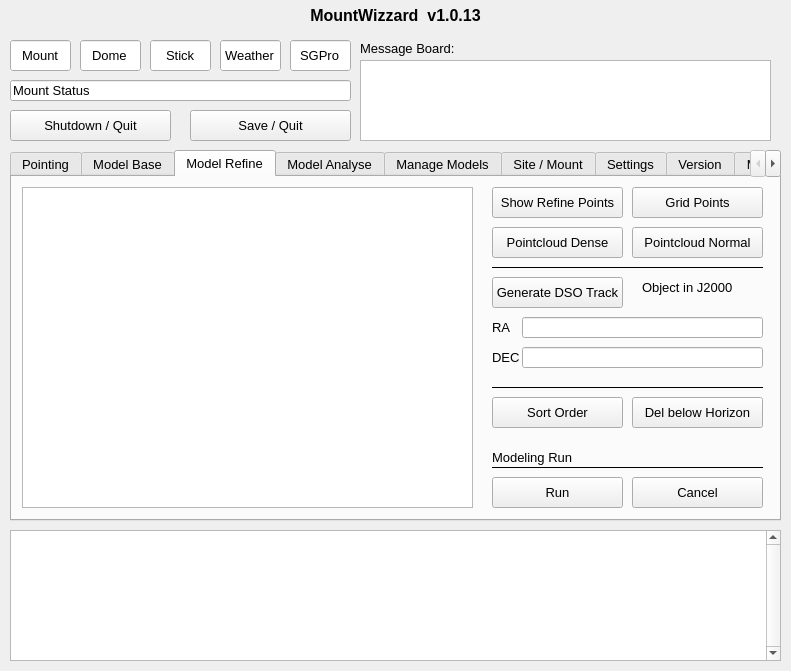
Before: the Qt Designer form mountwizzard/support/mount_ui.ui in sayitfast/MountWizzard3, drawn with Qt 5.
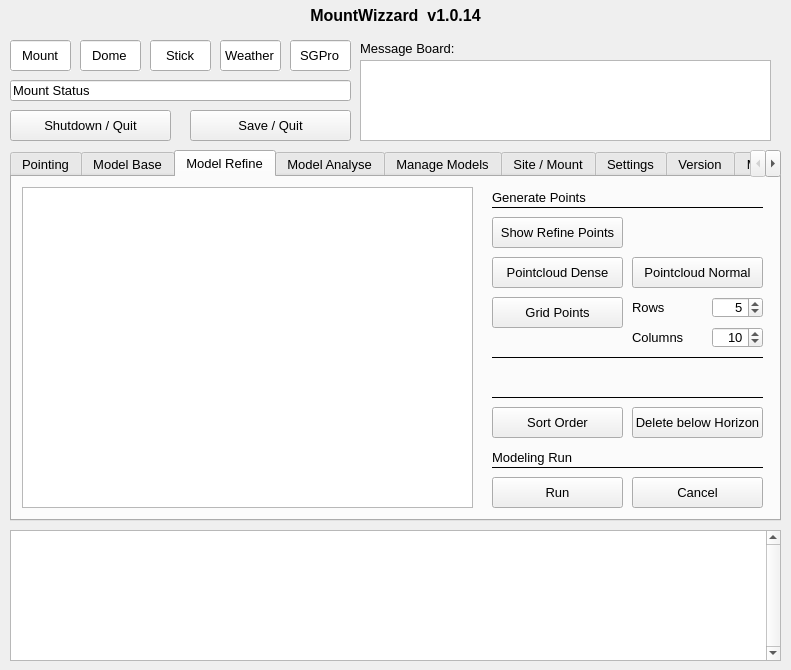
After: the same form once the commit is applied. The open tabs and pages were chosen to show the change.

Commit message: Grid point configurable,

The edit to the form file:
```diff
--- a/mountwizzard/support/mount_ui.ui
+++ b/mountwizzard/support/mount_ui.ui
@@ -14,7 +14,7 @@
     <x>0</x>
     <y>0</y>
     <width>791</width>
-    <height>671</height>
+    <height>670</height>
    </rect>
   </property>
   <property name="sizePolicy">
@@ -1602,7 +1602,7 @@
      <property name="geometry">
       <rect>
        <x>480</x>
-       <y>220</y>
+       <y>230</y>
        <width>131</width>
        <height>31</height>
       </rect>
@@ -1634,7 +1634,7 @@
      <property name="geometry">
       <rect>
        <x>480</x>
-       <y>10</y>
+       <y>40</y>
        <width>131</width>
        <height>31</height>
       </rect>
@@ -1646,177 +1646,6 @@
       <string>Show Refine Points</string>
      </property>
     </widget>
-    <widget class="QPushButton" name="btn_generateDSOPoints">
-     <property name="geometry">
-      <rect>
-       <x>480</x>
-       <y>100</y>
-       <width>131</width>
-       <height>31</height>
-      </rect>
-     </property>
-     <property name="toolTip">
-      <string>Generates refinment point along DSO track</string>
-     </property>
-     <property name="text">
-      <string>Generate DSO Track</string>
-     </property>
-    </widget>
-    <widget class="QLineEdit" name="le_trackDEC">
-     <property name="geometry">
-      <rect>
-       <x>510</x>
-       <y>170</y>
-       <width>241</width>
-       <height>21</height>
-      </rect>
-     </property>
-     <property name="font">
-      <font>
-       <family>Courier</family>
-       <pointsize>10</pointsize>
-       <weight>75</weight>
-       <bold>true</bold>
-      </font>
-     </property>
-     <property name="mouseTracking">
-      <bool>false</bool>
-     </property>
-     <property name="acceptDrops">
-      <bool>false</bool>
-     </property>
-     <property name="toolTip">
-      <string>Dec of DSO object</string>
-     </property>
-     <property name="layoutDirection">
-      <enum>Qt::RightToLeft</enum>
-     </property>
-     <property name="alignment">
-      <set>Qt::AlignLeading|Qt::AlignLeft|Qt::AlignVCenter</set>
-     </property>
-     <property name="readOnly">
-      <bool>false</bool>
-     </property>
-    </widget>
-    <widget class="QLabel" name="label_87">
-     <property name="geometry">
-      <rect>
-       <x>480</x>
-       <y>170</y>
-       <width>31</width>
-       <height>21</height>
-      </rect>
-     </property>
-     <property name="font">
-      <font>
-       <pointsize>10</pointsize>
-      </font>
-     </property>
-     <property name="text">
-      <string>DEC</string>
-     </property>
-    </widget>
-    <widget class="QLineEdit" name="le_trackRA">
-     <property name="geometry">
-      <rect>
-       <x>510</x>
-       <y>140</y>
-       <width>241</width>
-       <height>21</height>
-      </rect>
-     </property>
-     <property name="font">
-      <font>
-       <family>Courier</family>
-       <pointsize>10</pointsize>
-       <weight>75</weight>
-       <bold>true</bold>
-      </font>
-     </property>
-     <property name="mouseTracking">
-      <bool>false</bool>
-     </property>
-     <property name="acceptDrops">
-      <bool>false</bool>
-     </property>
-     <property name="toolTip">
-      <string>RA of DSO object</string>
-     </property>
-     <property name="layoutDirection">
-      <enum>Qt::RightToLeft</enum>
-     </property>
-     <property name="readOnly">
-      <bool>false</bool>
-     </property>
-    </widget>
-    <widget class="QLabel" name="label_88">
-     <property name="geometry">
-      <rect>
-       <x>480</x>
-       <y>140</y>
-       <width>31</width>
-       <height>21</height>
-      </rect>
-     </property>
-     <property name="font">
-      <font>
-       <pointsize>10</pointsize>
-      </font>
-     </property>
-     <property name="text">
-      <string>RA</string>
-     </property>
-    </widget>
-    <widget class="QLabel" name="label_89">
-     <property name="geometry">
-      <rect>
-       <x>630</x>
-       <y>100</y>
-       <width>131</width>
-       <height>21</height>
-      </rect>
-     </property>
-     <property name="font">
-      <font>
-       <pointsize>10</pointsize>
-      </font>
-     </property>
-     <property name="text">
-      <string>Object in J2000</string>
-     </property>
-    </widget>
-    <widget class="Line" name="line_20">
-     <property name="geometry">
-      <rect>
-       <x>480</x>
-       <y>80</y>
-       <width>271</width>
-       <height>21</height>
-      </rect>
-     </property>
-     <property name="frameShadow">
-      <enum>QFrame::Plain</enum>
-     </property>
-     <property name="orientation">
-      <enum>Qt::Horizontal</enum>
-     </property>
-    </widget>
-    <widget class="Line" name="line_21">
-     <property name="geometry">
-      <rect>
-       <x>480</x>
-       <y>200</y>
-       <width>271</width>
-       <height>21</height>
-      </rect>
-     </property>
-     <property name="frameShadow">
-      <enum>QFrame::Plain</enum>
-     </property>
-     <property name="orientation">
-      <enum>Qt::Horizontal</enum>
-     </property>
-    </widget>
     <widget class="Line" name="line_22">
      <property name="geometry">
       <rect>
@@ -1837,7 +1666,7 @@
      <property name="geometry">
       <rect>
        <x>620</x>
-       <y>220</y>
+       <y>230</y>
        <width>131</width>
        <height>31</height>
       </rect>
@@ -1846,14 +1675,14 @@
       <string>Delete all points below the horizon line from horizone file</string>
      </property>
      <property name="text">
-      <string>Del below Horizon</string>
+      <string>Delete below Horizon</string>
      </property>
     </widget>
     <widget class="QPushButton" name="btn_generateDensePoints">
      <property name="geometry">
       <rect>
        <x>480</x>
-       <y>50</y>
+       <y>80</y>
        <width>131</width>
        <height>31</height>
       </rect>
@@ -1869,7 +1698,7 @@
      <property name="geometry">
       <rect>
        <x>620</x>
-       <y>50</y>
+       <y>80</y>
        <width>131</width>
        <height>31</height>
       </rect>
@@ -1900,8 +1729,8 @@
     <widget class="QPushButton" name="btn_generateGridPoints">
      <property name="geometry">
       <rect>
-       <x>620</x>
-       <y>10</y>
+       <x>480</x>
+       <y>120</y>
        <width>131</width>
        <height>31</height>
       </rect>
@@ -1931,6 +1760,164 @@
       <string>Modeling Run</string>
      </property>
     </widget>
+    <widget class="Line" name="line_26">
+     <property name="geometry">
+      <rect>
+       <x>480</x>
+       <y>170</y>
+       <width>271</width>
+       <height>21</height>
+      </rect>
+     </property>
+     <property name="frameShadow">
+      <enum>QFrame::Plain</enum>
+     </property>
+     <property name="orientation">
+      <enum>Qt::Horizontal</enum>
+     </property>
+    </widget>
+    <widget class="QLabel" name="label_178">
+     <property name="geometry">
+      <rect>
+       <x>620</x>
+       <y>120</y>
+       <width>61</width>
+       <height>21</height>
+      </rect>
+     </property>
+     <property name="font">
+      <font>
+       <pointsize>10</pointsize>
+      </font>
+     </property>
+     <property name="text">
+      <string>Rows</string>
+     </property>
+    </widget>
+    <widget class="QDoubleSpinBox" name="numberGridPointsRow">
+     <property name="geometry">
+      <rect>
+       <x>700</x>
+       <y>120</y>
+       <width>51</width>
+       <height>21</height>
+      </rect>
+     </property>
+     <property name="alignment">
+      <set>Qt::AlignRight|Qt::AlignTrailing|Qt::AlignVCenter</set>
+     </property>
+     <property name="decimals">
+      <number>0</number>
+     </property>
+     <property name="minimum">
+      <double>3.000000000000000</double>
+     </property>
+     <property name="maximum">
+      <double>10.000000000000000</double>
+     </property>
+     <property name="singleStep">
+      <double>1.000000000000000</double>
+     </property>
+     <property name="value">
+      <double>5.000000000000000</double>
+     </property>
+    </widget>
+    <widget class="Line" name="line_27">
+     <property name="geometry">
+      <rect>
+       <x>480</x>
+       <y>210</y>
+       <width>271</width>
+       <height>21</height>
+      </rect>
+     </property>
+     <property name="frameShadow">
+      <enum>QFrame::Plain</enum>
+     </property>
+     <property name="orientation">
+      <enum>Qt::Horizontal</enum>
+     </property>
+    </widget>
+    <widget class="QLabel" name="label_108">
+     <property name="geometry">
+      <rect>
+       <x>480</x>
+       <y>10</y>
+       <width>161</width>
+       <height>21</height>
+      </rect>
+     </property>
+     <property name="font">
+      <font>
+       <pointsize>10</pointsize>
+      </font>
+     </property>
+     <property name="text">
+      <string>Generate Points</string>
+     </property>
+    </widget>
+    <widget class="Line" name="line_34">
+     <property name="geometry">
+      <rect>
+       <x>480</x>
+       <y>20</y>
+       <width>271</width>
+       <height>21</height>
+      </rect>
+     </property>
+     <property name="frameShadow">
+      <enum>QFrame::Plain</enum>
+     </property>
+     <property name="orientation">
+      <enum>Qt::Horizontal</enum>
+     </property>
+    </widget>
+    <widget class="QDoubleSpinBox" name="numberGridPointsCol">
+     <property name="geometry">
+      <rect>
+       <x>700</x>
+       <y>150</y>
+       <width>51</width>
+       <height>21</height>
+      </rect>
+     </property>
+     <property name="alignment">
+      <set>Qt::AlignRight|Qt::AlignTrailing|Qt::AlignVCenter</set>
+     </property>
+     <property name="decimals">
+      <number>0</number>
+     </property>
+     <property name="minimum">
+      <double>5.000000000000000</double>
+     </property>
+     <property name="maximum">
+      <double>15.000000000000000</double>
+     </property>
+     <property name="singleStep">
+      <double>1.000000000000000</double>
+     </property>
+     <property name="value">
+      <double>10.000000000000000</double>
+     </property>
+    </widget>
+    <widget class="QLabel" name="label_179">
+     <property name="geometry">
+      <rect>
+       <x>620</x>
+       <y>150</y>
+       <width>61</width>
+       <height>21</height>
+      </rect>
+     </property>
+     <property name="font">
+      <font>
+       <pointsize>10</pointsize>
+      </font>
+     </property>
+     <property name="text">
+      <string>Columns</string>
+     </property>
+    </widget>
    </widget>
    <widget class="QWidget" name="tab_5">
     <attribute name="title">
@@ -7177,6 +7164,177 @@
       <string>Relays</string>
      </property>
     </widget>
+    <widget class="QLineEdit" name="le_trackDEC">
+     <property name="geometry">
+      <rect>
+       <x>390</x>
+       <y>110</y>
+       <width>241</width>
+       <height>21</height>
+      </rect>
+     </property>
+     <property name="font">
+      <font>
+       <family>Courier</family>
+       <pointsize>10</pointsize>
+       <weight>75</weight>
+       <bold>true</bold>
+      </font>
+     </property>
+     <property name="mouseTracking">
+      <bool>false</bool>
+     </property>
+     <property name="acceptDrops">
+      <bool>false</bool>
+     </property>
+     <property name="toolTip">
+      <string>Dec of DSO object</string>
+     </property>
+     <property name="layoutDirection">
+      <enum>Qt::RightToLeft</enum>
+     </property>
+     <property name="alignment">
+      <set>Qt::AlignLeading|Qt::AlignLeft|Qt::AlignVCenter</set>
+     </property>
+     <property name="readOnly">
+      <bool>false</bool>
+     </property>
+    </widget>
+    <widget class="QLabel" name="label_87">
+     <property name="geometry">
+      <rect>
+       <x>360</x>
+       <y>110</y>
+       <width>31</width>
+       <height>21</height>
+      </rect>
+     </property>
+     <property name="font">
+      <font>
+       <pointsize>10</pointsize>
+      </font>
+     </property>
+     <property name="text">
+      <string>DEC</string>
+     </property>
+    </widget>
+    <widget class="QPushButton" name="btn_generateDSOPoints">
+     <property name="geometry">
+      <rect>
+       <x>360</x>
+       <y>40</y>
+       <width>131</width>
+       <height>31</height>
+      </rect>
+     </property>
+     <property name="toolTip">
+      <string>Generates refinment point along DSO track</string>
+     </property>
+     <property name="text">
+      <string>Generate DSO Track</string>
+     </property>
+    </widget>
+    <widget class="QLabel" name="label_89">
+     <property name="geometry">
+      <rect>
+       <x>510</x>
+       <y>40</y>
+       <width>131</width>
+       <height>21</height>
+      </rect>
+     </property>
+     <property name="font">
+      <font>
+       <pointsize>10</pointsize>
+      </font>
+     </property>
+     <property name="text">
+      <string>Object in J2000</string>
+     </property>
+    </widget>
+    <widget class="QLineEdit" name="le_trackRA">
+     <property name="geometry">
+      <rect>
+       <x>390</x>
+       <y>80</y>
+       <width>241</width>
+       <height>21</height>
+      </rect>
+     </property>
+     <property name="font">
+      <font>
+       <family>Courier</family>
+       <pointsize>10</pointsize>
+       <weight>75</weight>
+       <bold>true</bold>
+      </font>
+     </property>
+     <property name="mouseTracking">
+      <bool>false</bool>
+     </property>
+     <property name="acceptDrops">
+      <bool>false</bool>
+     </property>
+     <property name="toolTip">
+      <string>RA of DSO object</string>
+     </property>
+     <property name="layoutDirection">
+      <enum>Qt::RightToLeft</enum>
+     </property>
+     <property name="readOnly">
+      <bool>false</bool>
+     </property>
+    </widget>
+    <widget class="Line" name="line_20">
+     <property name="geometry">
+      <rect>
+       <x>360</x>
+       <y>20</y>
+       <width>271</width>
+       <height>21</height>
+      </rect>
+     </property>
+     <property name="frameShadow">
+      <enum>QFrame::Plain</enum>
+     </property>
+     <property name="orientation">
+      <enum>Qt::Horizontal</enum>
+     </property>
+    </widget>
+    <widget class="Line" name="line_21">
+     <property name="geometry">
+      <rect>
+       <x>360</x>
+       <y>140</y>
+       <width>271</width>
+       <height>21</height>
+      </rect>
+     </property>
+     <property name="frameShadow">
+      <enum>QFrame::Plain</enum>
+     </property>
+     <property name="orientation">
+      <enum>Qt::Horizontal</enum>
+     </property>
+    </widget>
+    <widget class="QLabel" name="label_88">
+     <property name="geometry">
+      <rect>
+       <x>360</x>
+       <y>80</y>
+       <width>31</width>
+       <height>21</height>
+      </rect>
+     </property>
+     <property name="font">
+      <font>
+       <pointsize>10</pointsize>
+      </font>
+     </property>
+     <property name="text">
+      <string>RA</string>
+     </property>
+    </widget>
    </widget>
   </widget>
   <widget class="QPushButton" name="btn_shutdownQuit">
@@ -7299,7 +7457,7 @@
     <bool>true</bool>
    </property>
    <property name="text">
-    <string>MountWizzard  v1.0.13</string>
+    <string>MountWizzard  v1.0.14</string>
    </property>
    <property name="alignment">
     <set>Qt::AlignCenter</set>
```
Left out of the diff: 225 changed lines with no effect on the pictures. The commit also changes 8 other files.
